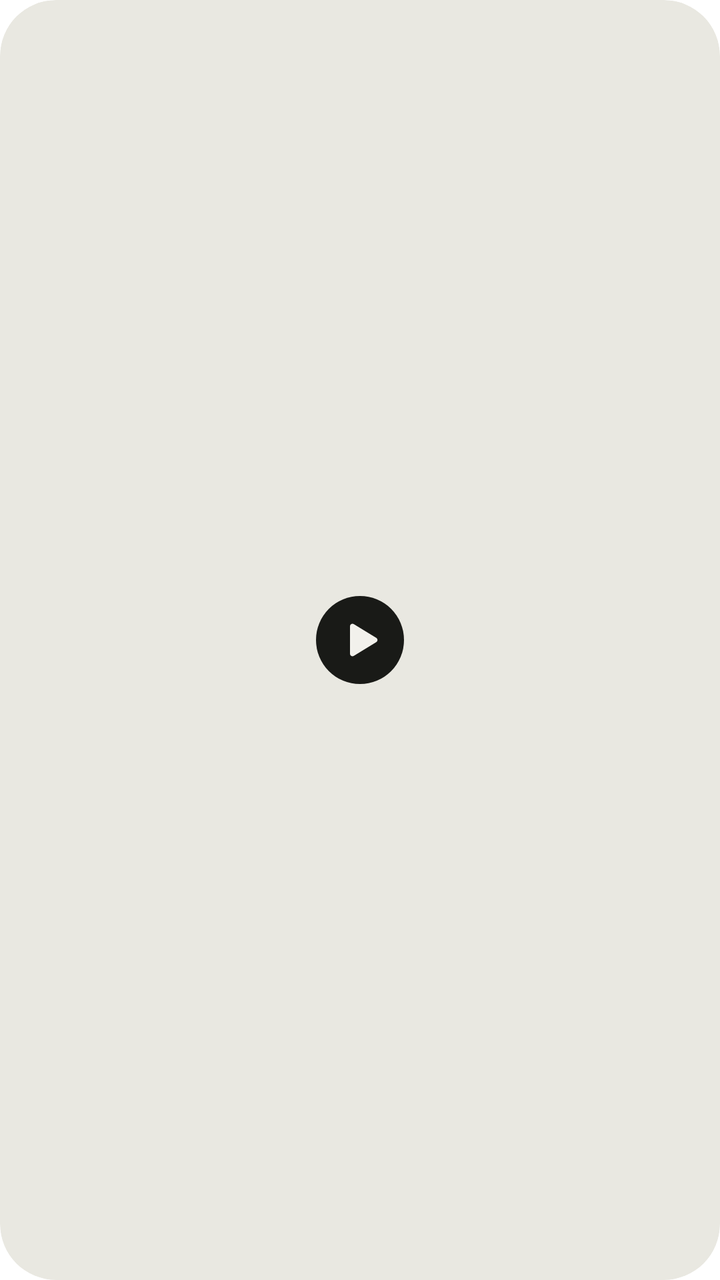
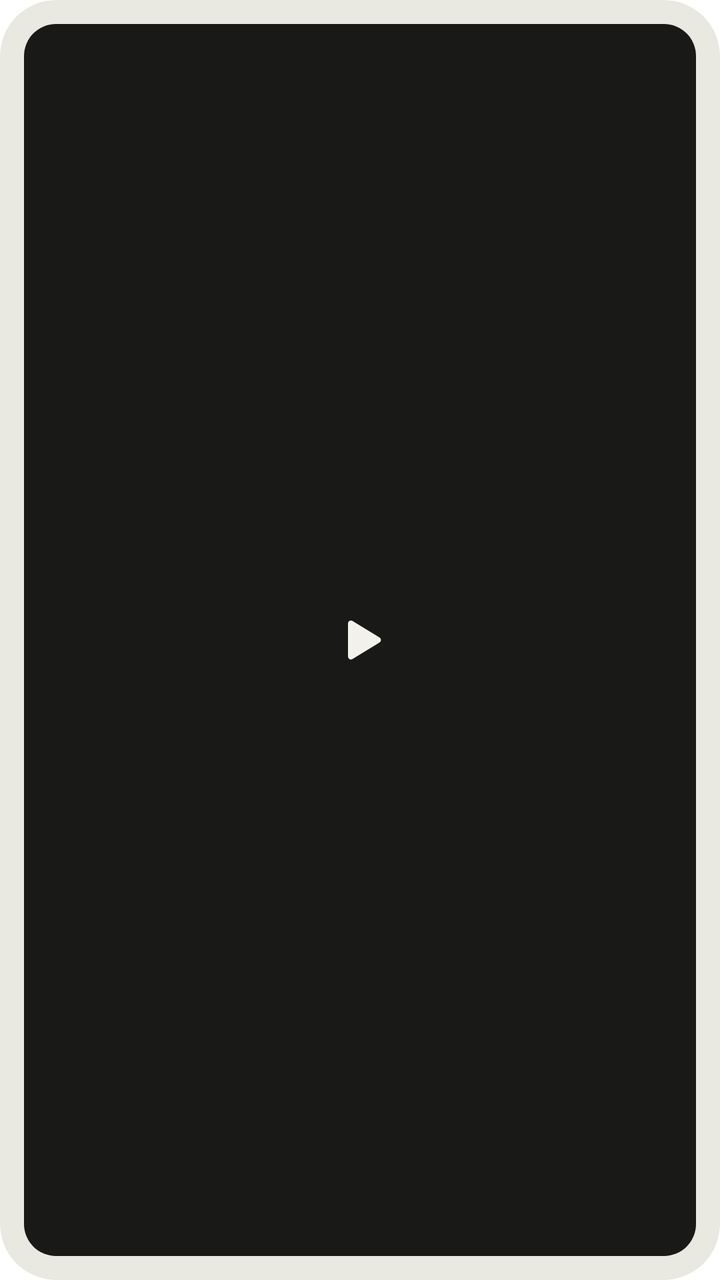

An Android layout rendered at two revisions. The XML below is the earlier revision; the diff shows what the commit changed to produce the second picture.
<!-- AndroidManifest.xml: application theme Theme.Amsel.Starting -->
<!-- res/layout/widget_tile.xml -->
<?xml version="1.0" encoding="utf-8"?>
<FrameLayout xmlns:android="http://schemas.android.com/apk/res/android"
    xmlns:tools="http://schemas.android.com/tools"
    android:id="@android:id/background"
    android:layout_width="match_parent"
    android:layout_height="match_parent"
    android:background="@drawable/widget_background_cover"
    android:clipToOutline="true"
    tools:targetApi="31">

    <ImageView
        android:id="@+id/widget_cover"
        android:layout_width="match_parent"
        android:layout_height="match_parent"
        android:importantForAccessibility="no"
        android:scaleType="centerCrop"
        android:visibility="gone" />

    
    <ImageView
        android:id="@+id/widget_veil"
        android:layout_width="match_parent"
        android:layout_height="match_parent"
        android:importantForAccessibility="no"
        android:visibility="gone" />

    <ImageView
        android:id="@+id/widget_face"
        android:layout_width="match_parent"
        android:layout_height="match_parent"
        android:importantForAccessibility="no"
        android:scaleType="center"
        android:visibility="gone" />

    <ImageView
        android:id="@+id/widget_face_night"
        android:layout_width="match_parent"
        android:layout_height="match_parent"
        android:importantForAccessibility="no"
        android:scaleType="center"
        android:tint="@color/widget_night_tone"
        android:tintMode="src_in"
        android:visibility="gone" />

    <ImageView
        android:id="@+id/widget_tile_button"
        android:layout_width="44dp"
        android:layout_height="44dp"
        android:layout_gravity="center"
        android:background="@drawable/widget_disc_light"
        android:importantForAccessibility="no"
        android:padding="12dp"
        android:src="@drawable/ic_play"
        android:tint="@color/widget_on_disc_light"
        android:tintMode="src_in" />

    
    <ImageView
        android:id="@+id/widget_tile_press"
        android:layout_width="44dp"
        android:layout_height="44dp"
        android:layout_gravity="center"
        android:duplicateParentState="true"
        android:importantForAccessibility="no"
        android:src="@drawable/widget_press_light" />
</FrameLayout>
<!-- resources referenced by this layout -->
<resources>
  <color name="widget_night_tone">#00000000</color>
  <color name="widget_on_disc_light">#FFF2F1EC</color>
  <!-- drawable ic_play (drawable) -->
  <?xml version="1.0" encoding="utf-8"?>
  <vector xmlns:android="http://schemas.android.com/apk/res/android"
      android:width="24dp"
      android:height="24dp"
      android:autoMirrored="false"
      android:tint="?android:attr/colorControlNormal"
      android:viewportWidth="256"
      android:viewportHeight="256">
      <path
          android:fillColor="@android:color/white"
          android:pathData="M240,128a15.74,15.74,0,0,1-7.6,13.51L88.32,229.65a16,16,0,0,1-16.2.3A15.86,15.86,0,0,1,64,216.13V39.87a15.86,15.86,0,0,1,8.12-13.82,16,16,0,0,1,16.2.3L232.4,114.49A15.74,15.74,0,0,1,240,128Z" />
  </vector>
  <!-- drawable widget_background_cover (drawable) -->
  <?xml version="1.0" encoding="utf-8"?>
  <shape xmlns:android="http://schemas.android.com/apk/res/android" android:shape="rectangle">
      <solid android:color="@color/widget_background_cover" />
      <corners android:radius="@dimen/widget_radius" />
  </shape>
  <!-- drawable widget_disc_light (drawable) -->
  <?xml version="1.0" encoding="utf-8"?>
  <shape xmlns:android="http://schemas.android.com/apk/res/android" android:shape="oval">
      <solid android:color="@color/widget_disc_light" />
  </shape>
  <!-- drawable widget_press_light (drawable) -->
  <?xml version="1.0" encoding="utf-8"?>
  <selector xmlns:android="http://schemas.android.com/apk/res/android">
      <item android:state_pressed="true">
          <layer-list>
              <item android:width="44dp" android:height="44dp" android:gravity="center">
                  <shape android:shape="oval">
                      <solid android:color="@color/widget_press_light" />
                  </shape>
              </item>
          </layer-list>
      </item>
      <item android:drawable="@android:color/transparent" />
  </selector>
  <style name="Theme.Amsel.Starting" parent="Theme.SplashScreen.IconBackground">
          <item name="windowSplashScreenBackground">@color/splash_background</item>
          <item name="windowSplashScreenAnimatedIcon">@drawable/ic_launcher_foreground</item>
          <item name="windowSplashScreenIconBackgroundColor">@color/ic_launcher_background</item>
          <item name="postSplashScreenTheme">@style/Theme.Amsel</item>
      </style>
  <color name="widget_background_cover">#FFE9E8E1</color>
  <dimen name="widget_radius">0dp</dimen>
  <color name="widget_disc_light">#FF191A17</color>
  <color name="widget_press_light">#14191A17</color>
  <color name="splash_background">#FFF2F1EC</color>
  <!-- drawable ic_launcher_foreground: vector/xml drawable (drawable, 2412 chars, omitted) -->
  <color name="ic_launcher_background">#FFF1E9DA</color>
  <style name="Theme.Amsel" parent="android:Theme.Material.Light.NoActionBar">
          <item name="android:windowBackground">@color/splash_background</item>
      </style>
</resources>

<!-- the commit's change to res/layout/widget_tile.xml (unified diff, before → after) -->
@@ -42,25 +42,26 @@
         android:tintMode="src_in"
         android:visibility="gone" />
 
-    <ImageView
-        android:id="@+id/widget_tile_button"
-        android:layout_width="44dp"
-        android:layout_height="44dp"
-        android:layout_gravity="center"
-        android:background="@drawable/widget_disc_light"
-        android:importantForAccessibility="no"
-        android:padding="12dp"
-        android:src="@drawable/ic_play"
-        android:tint="@color/widget_on_disc_light"
-        android:tintMode="src_in" />
+    
+    <FrameLayout
+        android:id="@+id/widget_tile_cell"
+        android:layout_width="match_parent"
+        android:layout_height="match_parent"
+        android:layout_marginStart="@dimen/widget_tile_side"
+        android:layout_marginTop="@dimen/widget_padding"
+        android:layout_marginEnd="@dimen/widget_tile_side"
+        android:layout_marginBottom="@dimen/widget_padding"
+        android:background="@drawable/widget_cell_play_light"
+        android:duplicateParentState="true">
 
-    
-    <ImageView
-        android:id="@+id/widget_tile_press"
-        android:layout_width="44dp"
-        android:layout_height="44dp"
-        android:layout_gravity="center"
-        android:duplicateParentState="true"
-        android:importantForAccessibility="no"
-        android:src="@drawable/widget_press_light" />
+        <ImageView
+            android:id="@+id/widget_tile_glyph"
+            android:layout_width="24dp"
+            android:layout_height="24dp"
+            android:layout_gravity="center"
+            android:importantForAccessibility="no"
+            android:src="@drawable/ic_play"
+            android:tint="@color/widget_on_disc_light"
+            android:tintMode="src_in" />
+    </FrameLayout>
 </FrameLayout>
<!-- resource entries referenced after the edit -->
@@ -2,6 +2,8 @@
 <resources>
   <color name="widget_night_tone">#00000000</color>
   <color name="widget_on_disc_light">#FFF2F1EC</color>
+  <dimen name="widget_padding">12dp</dimen>
+  <dimen name="widget_tile_side">10dp</dimen>
   <!-- drawable ic_play (drawable) -->
   <?xml version="1.0" encoding="utf-8"?>
   <vector xmlns:android="http://schemas.android.com/apk/res/android"
@@ -21,25 +23,36 @@
       <solid android:color="@color/widget_background_cover" />
       <corners android:radius="@dimen/widget_radius" />
   </shape>
-  <!-- drawable widget_disc_light (drawable) -->
+  <!-- drawable widget_cell_play_light (drawable) -->
   <?xml version="1.0" encoding="utf-8"?>
-  <shape xmlns:android="http://schemas.android.com/apk/res/android" android:shape="oval">
-      <solid android:color="@color/widget_disc_light" />
-  </shape>
-  <!-- drawable widget_press_light (drawable) -->
-  <?xml version="1.0" encoding="utf-8"?>
-  <selector xmlns:android="http://schemas.android.com/apk/res/android">
-      <item android:state_pressed="true">
-          <layer-list>
-              <item android:width="44dp" android:height="44dp" android:gravity="center">
-                  <shape android:shape="oval">
-                      <solid android:color="@color/widget_press_light" />
-                  </shape>
-              </item>
-          </layer-list>
-      </item>
-      <item android:drawable="@android:color/transparent" />
-  </selector>
+  <inset xmlns:android="http://schemas.android.com/apk/res/android"
+      android:insetLeft="@dimen/widget_cell_inset"
+      android:insetRight="@dimen/widget_cell_inset">
+      <selector>
+          <item android:state_pressed="true">
+              <layer-list>
+                  <item>
+                      <shape android:shape="rectangle">
+                          <solid android:color="@color/widget_disc_light" />
+                          <corners android:radius="@dimen/widget_cell_radius" />
+                      </shape>
+                  </item>
+                  <item>
+                      <shape android:shape="rectangle">
+                          <solid android:color="@color/widget_press_disc_light" />
+                          <corners android:radius="@dimen/widget_cell_radius" />
+                      </shape>
+                  </item>
+              </layer-list>
+          </item>
+          <item>
+              <shape android:shape="rectangle">
+                  <solid android:color="@color/widget_disc_light" />
+                  <corners android:radius="@dimen/widget_cell_radius" />
+              </shape>
+          </item>
+      </selector>
+  </inset>
   <style name="Theme.Amsel.Starting" parent="Theme.SplashScreen.IconBackground">
           <item name="windowSplashScreenBackground">@color/splash_background</item>
           <item name="windowSplashScreenAnimatedIcon">@drawable/ic_launcher_foreground</item>
@@ -48,8 +61,10 @@
       </style>
   <color name="widget_background_cover">#FFE9E8E1</color>
   <dimen name="widget_radius">0dp</dimen>
+  <dimen name="widget_cell_inset">2dp</dimen>
   <color name="widget_disc_light">#FF191A17</color>
-  <color name="widget_press_light">#14191A17</color>
+  <dimen name="widget_cell_radius">16dp</dimen>
+  <color name="widget_press_disc_light">#29F2F1EC</color>
   <color name="splash_background">#FFF2F1EC</color>
   <!-- drawable ic_launcher_foreground: vector/xml drawable (drawable, 2412 chars, omitted) -->
   <color name="ic_launcher_background">#FFF1E9DA</color>
